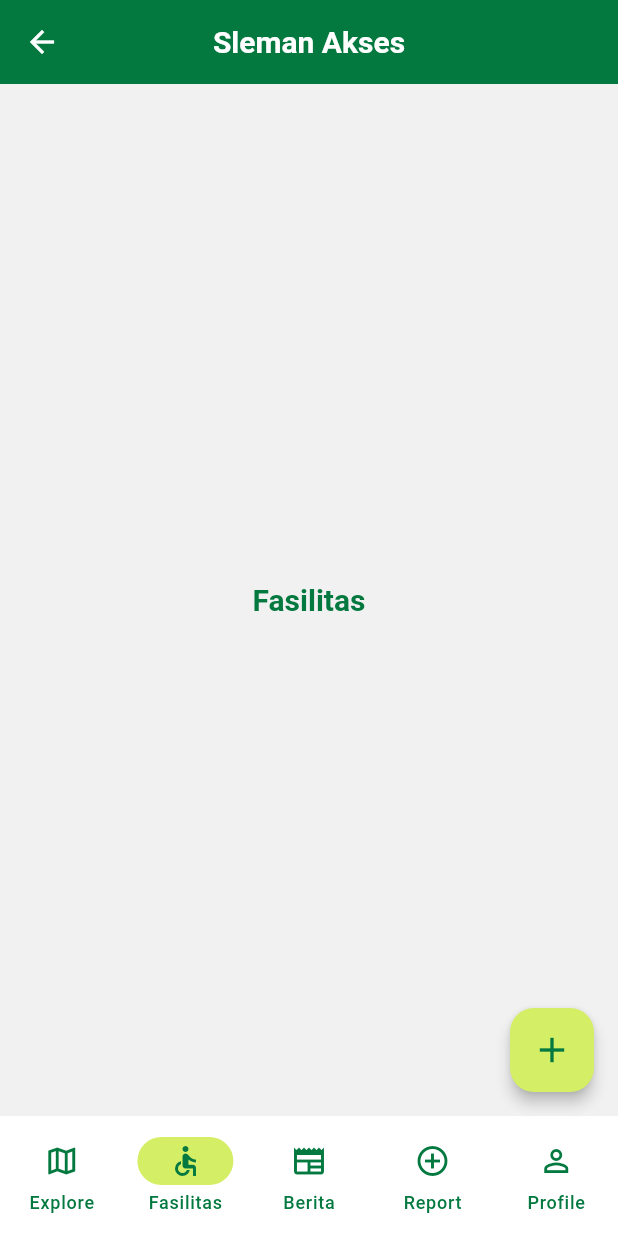
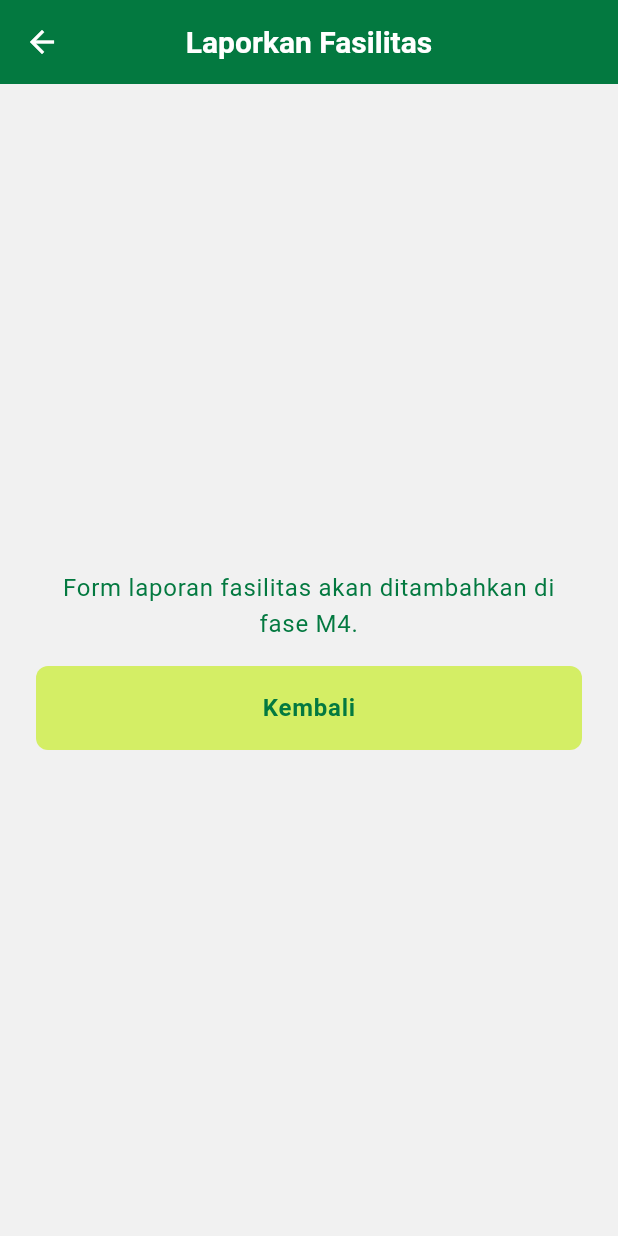
Before and after one commit to Grezzt/sleman_akses_mobile, a Flutter app: the HomeScreen screen opened by its route, item 2 of the bottom bar chosen, after a tap on the "add" icon, on a phone screen of 412 x 824 dp. Run offline on Flutter 3.47's test engine with Material 3 defaults, Android fonts, the phone set to English and light mode, and no system bars; our stand-ins replace flutter_dotenv, flutter_map, flutter_svg, latlong2, shared_preferences; accounts and stored records are empty; network calls fail.

Commit message:
feat: add create report screen and integrate with home screen navigation

```diff
--- a/lib/app.dart
+++ b/lib/app.dart
@@ -8,6 +8,7 @@ import 'features/auth/logic/auth_controller.dart';
 import 'features/auth/ui/screens/login_screen.dart';
 import 'features/auth/ui/screens/register_screen.dart';
 import 'features/home/ui/screens/home_screen.dart';
+import 'features/report/ui/screens/create_report_screen.dart';
 import 'features/splash/ui/splash_screen.dart';
 import 'core/storage/token_storage.dart';
 
@@ -32,6 +33,7 @@ class App extends StatelessWidget {
           '/login': (_) => const LoginScreen(),
           '/register': (_) => const RegisterScreen(),
           '/home': (_) => const HomeScreen(),
+          '/report/create': (_) => const CreateReportScreen(),
         },
       ),
     );
--- /dev/null
+++ b/lib/features/report/ui/screens/create_report_screen.dart
@@ -0,0 +1,34 @@
+import 'package:flutter/material.dart';
+
+class CreateReportScreen extends StatelessWidget {
+  const CreateReportScreen({super.key});
+
+  @override
+  Widget build(BuildContext context) {
+    return Scaffold(
+      appBar: AppBar(title: const Text('Laporkan Fasilitas')),
+      body: SafeArea(
+        child: Center(
+          child: Padding(
+            padding: const EdgeInsets.all(24),
+            child: Column(
+              mainAxisSize: MainAxisSize.min,
+              children: [
+                Text(
+                  'Form laporan fasilitas akan ditambahkan di fase M4.',
+                  textAlign: TextAlign.center,
+                  style: Theme.of(context).textTheme.bodyLarge,
+                ),
+                const SizedBox(height: 16),
+                ElevatedButton(
+                  onPressed: () => Navigator.pop(context),
+                  child: const Text('Kembali'),
+                ),
+              ],
+            ),
+          ),
+        ),
+      ),
+    );
+  }
+}
--- a/pubspec.yaml
+++ b/pubspec.yaml
@@ -75,6 +75,10 @@ flutter:
     - public/onboarding slide 2.svg
     - public/onboarding slide 3.svg
     - public/register asset.svg
+    - public/lift.png
+    - public/ramp.png
+    - public/toilet-difabel.png
+    - public/parkir-difabel.png
 
   # An image asset can refer to one or more resolution-specific "variants", see
   # https://flutter.dev/to/resolution-aware-images
```
Also changed, not shown: lib/features/home/ui/screens/home_screen.dart (+103 -15 lines), public/lift.png (added), public/parkir-difabel.png (added), public/ramp.png (added), public/toilet-difabel.png (added).
